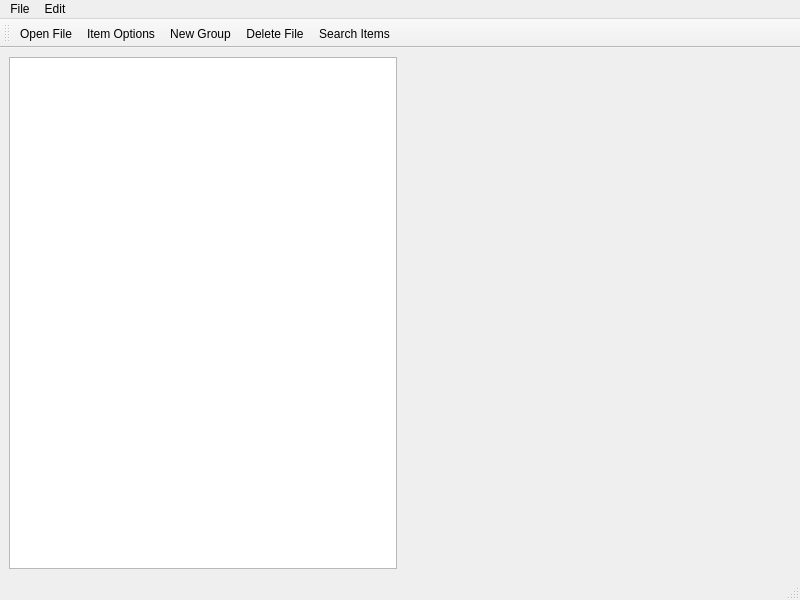
First picture: the form in Worksheet7/Qt_VTK/mainwindow.ui, repository tylerchanner/2023_20451427, before the edit.
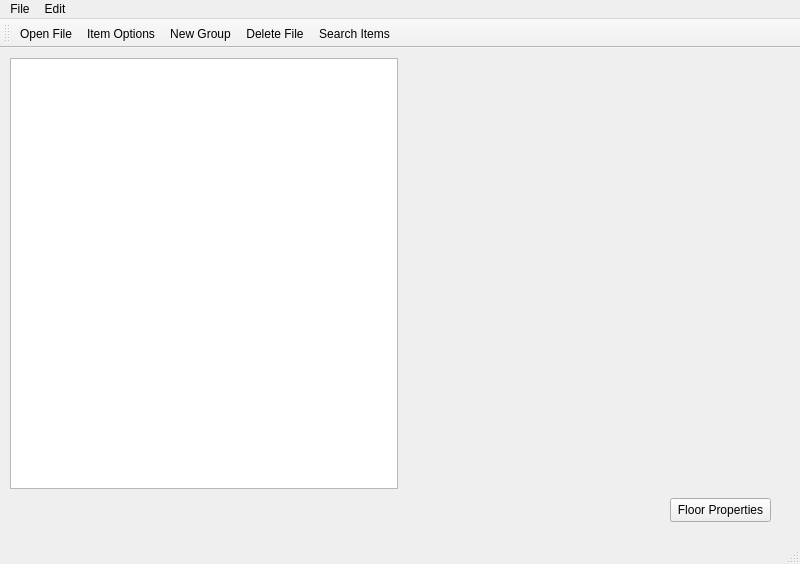
Second picture: the form after the edit. Icons and pictures are not drawn. Custom widgets are drawn as their Qt base class.

```diff
--- a/Worksheet7/Qt_VTK/mainwindow.ui
+++ b/Worksheet7/Qt_VTK/mainwindow.ui
@@ -7,15 +7,35 @@
     <x>0</x>
     <y>0</y>
     <width>800</width>
-    <height>600</height>
+    <height>564</height>
    </rect>
   </property>
   <property name="windowTitle">
    <string>MainWindow</string>
   </property>
   <widget class="QWidget" name="centralwidget">
-   <layout class="QVBoxLayout" name="verticalLayout">
-    <item>
+   <widget class="QPushButton" name="pushButtonFloorProperties">
+    <property name="geometry">
+     <rect>
+      <x>670</x>
+      <y>450</y>
+      <width>101</width>
+      <height>24</height>
+     </rect>
+    </property>
+    <property name="text">
+     <string>Floor Properties</string>
+    </property>
+   </widget>
+   <widget class="QWidget" name="">
+    <property name="geometry">
+     <rect>
+      <x>10</x>
+      <y>10</y>
+      <width>781</width>
+      <height>431</height>
+     </rect>
+    </property>
      <layout class="QHBoxLayout" name="horizontalLayout">
       <item>
        <widget class="QTreeView" name="treeView">
@@ -41,8 +61,7 @@
        </widget>
       </item>
      </layout>
-    </item>
-   </layout>
+   </widget>
   </widget>
   <widget class="QMenuBar" name="menubar">
    <property name="geometry">
```
Lines whose indentation alone changed are shown as unchanged.
